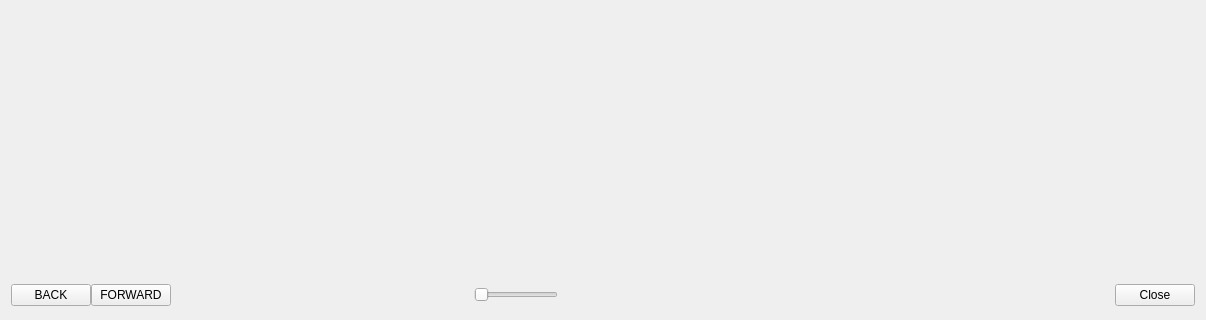
This is application_dialog_base.ui in hoettges/QKan as Qt 5 draws it before an edit; both pictures show x 0 to 1206 and y 374 to 694 of the 1206 by 694 pixel window. The edited form follows.
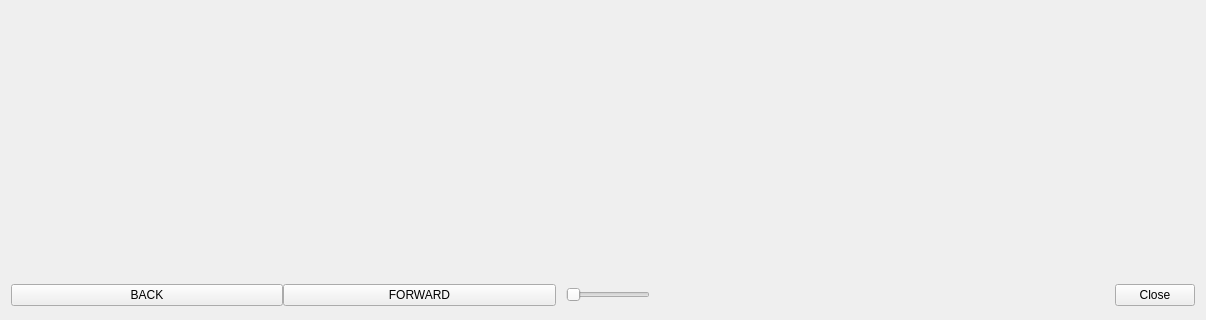
This is the edited form.

What changed in the file:
```diff
--- a/application_dialog_base.ui
+++ b/application_dialog_base.ui
@@ -10,8 +10,17 @@
     <height>694</height>
    </rect>
   </property>
+  <property name="sizePolicy">
+   <sizepolicy hsizetype="Preferred" vsizetype="Preferred">
+    <horstretch>0</horstretch>
+    <verstretch>0</verstretch>
+   </sizepolicy>
+  </property>
   <property name="windowTitle">
-   <string>Form</string>
+   <string>Längsschnitt-Plug-In</string>
+  </property>
+  <property name="styleSheet">
+   <string notr="true"/>
   </property>
   <layout class="QGridLayout" name="gridLayout_3">
    <item row="0" column="0">
@@ -91,15 +100,18 @@
          <property name="orientation">
           <enum>Qt::Horizontal</enum>
          </property>
+         <property name="sizeType">
+          <enum>QSizePolicy::Fixed</enum>
+         </property>
          <property name="sizeHint" stdset="0">
           <size>
-           <width>40</width>
-           <height>20</height>
+           <width>10</width>
+           <height>0</height>
           </size>
          </property>
         </spacer>
        </item>
-       <item alignment="Qt::AlignHCenter">
+       <item alignment="Qt::AlignLeft">
         <widget class="QSlider" name="slider">
          <property name="enabled">
           <bool>true</bool>
@@ -109,6 +121,9 @@
            <strikeout>false</strikeout>
           </font>
          </property>
+         <property name="styleSheet">
+          <string notr="true"/>
+         </property>
          <property name="orientation">
           <enum>Qt::Horizontal</enum>
          </property>
@@ -124,19 +139,6 @@
          </property>
         </widget>
        </item>
-       <item>
-        <spacer name="horizontalSpacer_4">
-         <property name="orientation">
-          <enum>Qt::Horizontal</enum>
-         </property>
-         <property name="sizeHint" stdset="0">
-          <size>
-           <width>40</width>
-           <height>20</height>
-          </size>
-         </property>
-        </spacer>
-       </item>
        <item>
         <widget class="QDialogButtonBox" name="buttonBox">
          <property name="sizePolicy">
```
Left out of the diff: 38 changed lines with no effect on the pictures.
